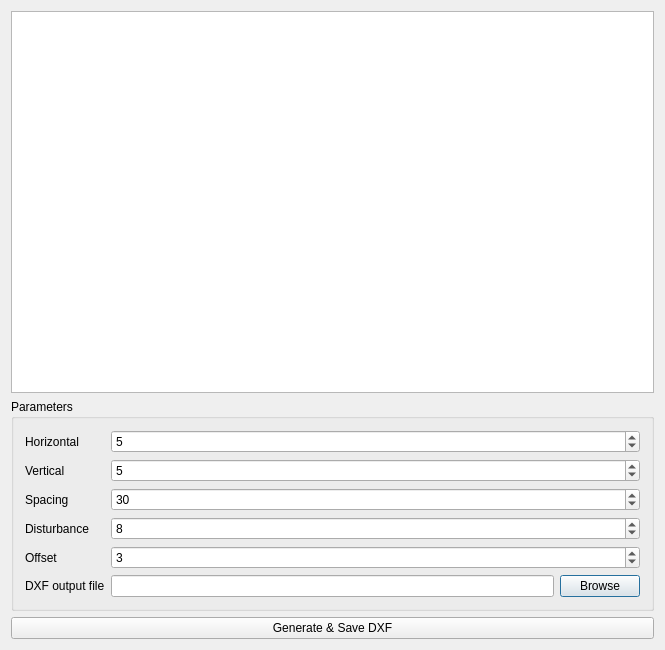
This is dialog.ui in bonafid3/Voronoi as Qt 5 draws it before an edit. The edited form follows.
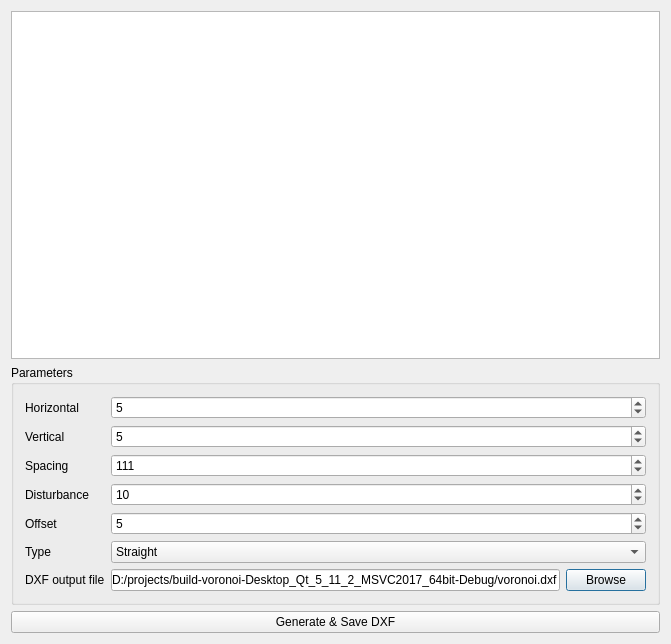
This is the edited form.

```diff
--- a/dialog.ui
+++ b/dialog.ui
@@ -6,14 +6,14 @@
    <rect>
     <x>0</x>
     <y>0</y>
-    <width>665</width>
-    <height>650</height>
+    <width>671</width>
+    <height>644</height>
    </rect>
   </property>
   <property name="windowTitle">
    <string>Voronoi DXF generator</string>
   </property>
-  <layout class="QVBoxLayout" name="verticalLayout">
+  <layout class="QVBoxLayout" name="verticalLayout_2">
    <item>
     <widget class="QGraphicsView" name="graphicsView"/>
    </item>
@@ -22,7 +22,9 @@
      <property name="title">
       <string>Parameters</string>
      </property>
-     <layout class="QGridLayout" name="gridLayout">
+     <layout class="QVBoxLayout" name="verticalLayout">
+      <item>
+       <layout class="QFormLayout" name="formLayout">
       <item row="0" column="0">
        <widget class="QLabel" name="label">
         <property name="text">
@@ -30,7 +32,7 @@
         </property>
        </widget>
       </item>
-      <item row="0" column="1" colspan="2">
+        <item row="0" column="1">
        <widget class="QSpinBox" name="mHorizontal">
         <property name="minimum">
          <number>1</number>
@@ -50,7 +52,7 @@
         </property>
        </widget>
       </item>
-      <item row="1" column="1" colspan="2">
+        <item row="1" column="1">
        <widget class="QSpinBox" name="mVertical">
         <property name="minimum">
          <number>1</number>
@@ -70,16 +72,16 @@
         </property>
        </widget>
       </item>
-      <item row="2" column="1" colspan="2">
+        <item row="2" column="1">
        <widget class="QSpinBox" name="mSpacing">
         <property name="minimum">
          <number>1</number>
         </property>
         <property name="maximum">
-         <number>100</number>
+           <number>1000</number>
         </property>
         <property name="value">
-         <number>30</number>
+           <number>111</number>
         </property>
        </widget>
       </item>
@@ -90,13 +92,13 @@
         </property>
        </widget>
       </item>
-      <item row="3" column="1" colspan="2">
+        <item row="3" column="1">
        <widget class="QSpinBox" name="mDisturbance">
         <property name="maximum">
          <number>100</number>
         </property>
         <property name="value">
-         <number>8</number>
+           <number>10</number>
         </property>
        </widget>
       </item>
@@ -107,33 +109,60 @@
         </property>
        </widget>
       </item>
-      <item row="4" column="1" colspan="2">
+        <item row="4" column="1">
        <widget class="QSpinBox" name="mOffset">
         <property name="value">
-         <number>3</number>
+           <number>5</number>
         </property>
        </widget>
       </item>
       <item row="5" column="0">
+         <widget class="QLabel" name="label_7">
+          <property name="text">
+           <string>Type</string>
+          </property>
+         </widget>
+        </item>
+        <item row="7" column="0">
        <widget class="QLabel" name="label_6">
         <property name="text">
          <string>DXF output file</string>
         </property>
        </widget>
       </item>
-      <item row="5" column="1">
+        <item row="7" column="1">
+         <layout class="QHBoxLayout" name="horizontalLayout">
+          <item>
        <widget class="QLineEdit" name="mDXFFile">
         <property name="text">
-         <string/>
+             <string>D:/projects/build-voronoi-Desktop_Qt_5_11_2_MSVC2017_64bit-Debug/voronoi.dxf</string>
         </property>
        </widget>
       </item>
-      <item row="5" column="2">
+          <item>
        <widget class="QPushButton" name="mBrowseButton">
         <property name="text">
          <string>Browse</string>
         </property>
        </widget>
+          </item>
+         </layout>
+        </item>
+        <item row="5" column="1">
+         <widget class="QComboBox" name="mType">
+          <item>
+           <property name="text">
+            <string>Straight</string>
+           </property>
+          </item>
+          <item>
+           <property name="text">
+            <string>Smooth</string>
+           </property>
+          </item>
+         </widget>
+        </item>
+       </layout>
       </item>
      </layout>
     </widget>
```
Left out of the diff: 2 changed lines with no effect on the pictures. Lines whose indentation alone changed are shown as unchanged.
